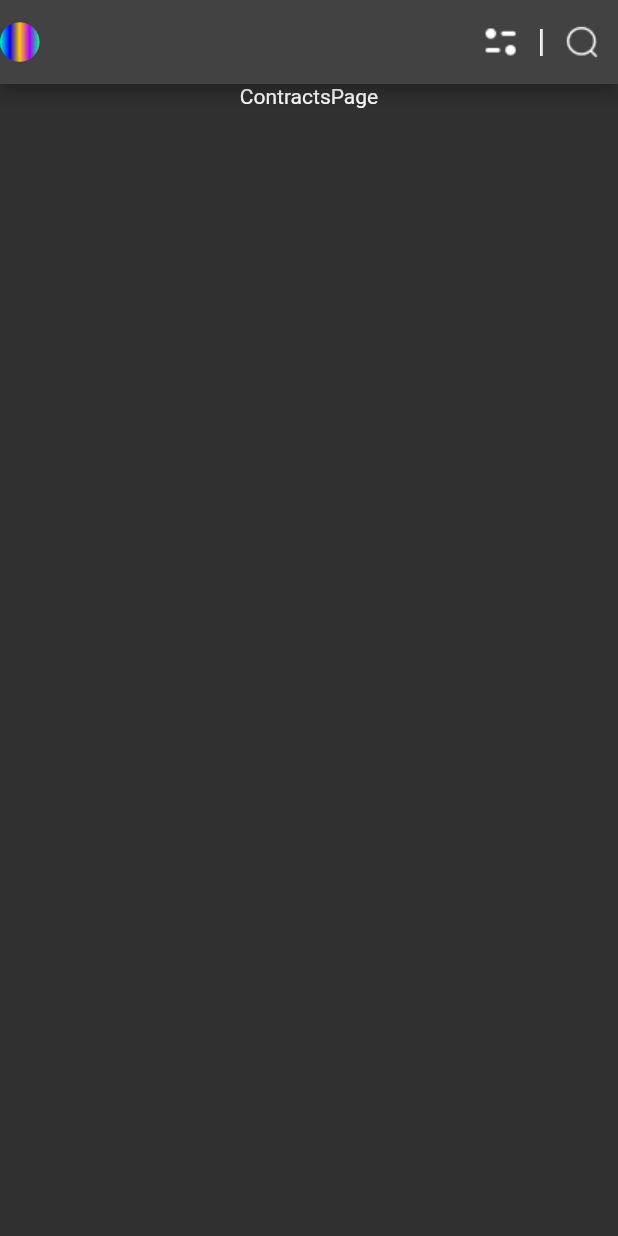
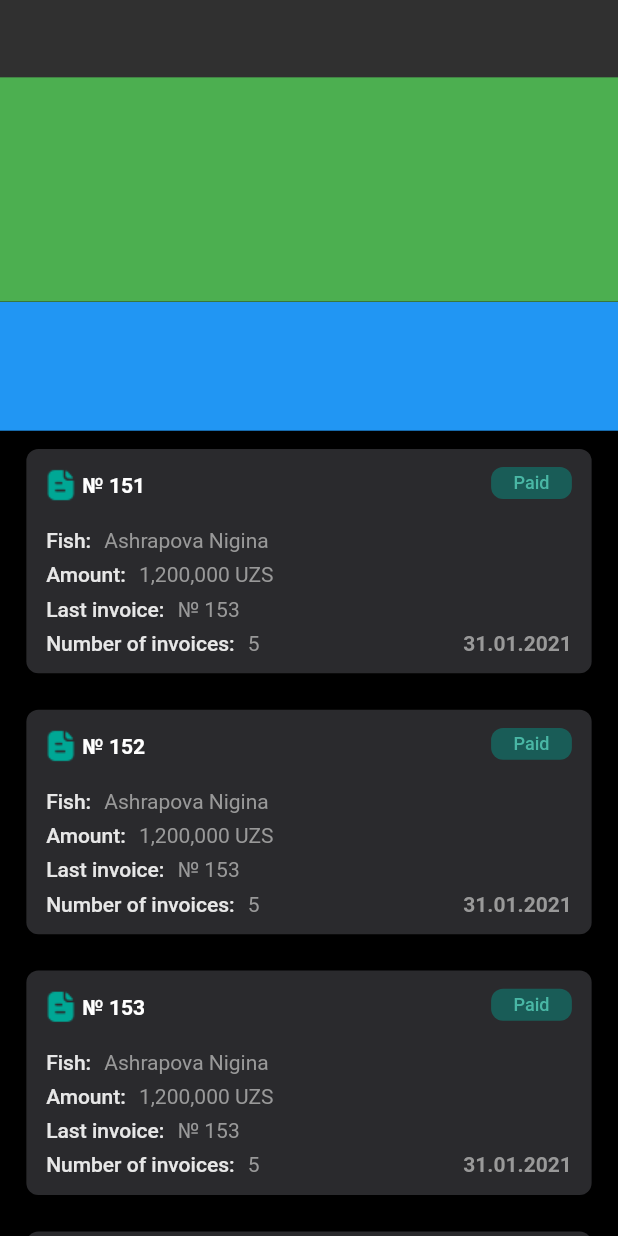
Before and after one commit to Yusuf-bek/IBilling, a Flutter app: the screen it shows after launch, on a phone screen of 412 x 824 dp. Run offline on Flutter 3.47's test engine with Material 2 defaults, Android fonts, the phone set to English and light mode, and no system bars.

Commit message:
added contranctContainerWidget and its textStyle class, added myColors class

```diff
--- /dev/null
+++ b/lib/core/constants/my_colors.dart
@@ -0,0 +1,9 @@
+import 'package:flutter/material.dart';
+
+class MyColors {
+  static const Color lightGreen = Color(0xFF00A795);
+  static const Color inProcess = Color(0xFFFDAB2A);
+  static const Color rejectedBy = Color(0xFFFF426D);
+  static const Color contractContainerDark = Color(0xFF2A2A2D);
+
+}
--- a/lib/core/constants/text_styles.dart
+++ b/lib/core/constants/text_styles.dart
@@ -17,3 +17,34 @@ class MainBottomNavigationPageTextStyles extends MyTextStyles {
     fontWeight: FontWeight.w700,
   );
 }
+
+class ContractContainerTextStyles extends MyTextStyles {
+  static const TextStyle index = TextStyle(
+    fontSize: 14,
+    fontWeight: FontWeight.w700,
+  );
+
+  static const TextStyle statusPaid = TextStyle(
+    color: Color(0xFF49B7A5),
+    fontSize: 12,
+    fontWeight: FontWeight.w500,
+  );
+
+  static const TextStyle date = TextStyle(
+    color: Color(0xFF999999),
+    fontSize: 14,
+    fontWeight: FontWeight.w700,
+  );
+
+  static const TextStyle infoKey = TextStyle(
+    color: Color(0xFFE7E7E7),
+    fontSize: 14,
+    fontWeight: FontWeight.w500,
+  );
+
+  static const TextStyle infoValue = TextStyle(
+    color: Color(0xFF999999),
+    fontSize: 14,
+    fontWeight: FontWeight.w400,
+  );
+}
--- /dev/null
+++ b/lib/core/widgets/contract_widget.dart
@@ -0,0 +1,132 @@
+import 'package:flutter/material.dart';
+import 'package:ibilling/core/components/size_config/size_config.dart';
+import 'package:ibilling/core/constants/my_colors.dart';
+import 'package:ibilling/core/constants/text_styles.dart';
+
+class ContractWidget extends StatelessWidget {
+  int index = 0;
+  String fish;
+  String amount;
+  int lastInvoice;
+  int numberOfInvoices;
+  ContractWidget({
+    Key? key,
+    required this.index,
+    required this.fish,
+    required this.amount,
+    required this.lastInvoice,
+    required this.numberOfInvoices,
+  }) : super(key: key);
+
+  @override
+  Widget build(BuildContext context) {
+    SizeConfig().init(context);
+    return Container(
+      margin: EdgeInsets.symmetric(
+        vertical: getHeight(12),
+        horizontal: getWidth(16),
+      ),
+      decoration: BoxDecoration(
+          borderRadius: BorderRadius.circular(8),
+          color: MyColors.contractContainerDark),
+      width: MediaQuery.of(context).size.width,
+      height: getHeight(148),
+      child: Stack(
+        children: [
+          // Index icon
+          Positioned(
+            top: getHeight(12),
+            left: getWidth(10),
+            child: Image.asset(
+              "assets/paper.png",
+              color: MyColors.lightGreen,
+            ),
+          ),
+
+          // Index
+          Positioned(
+            bottom: getHeight(116),
+            left: getWidth(34),
+            child: Text(
+              "№ 15${index}",
+              style: ContractContainerTextStyles.index,
+            ),
+          ),
+
+          // Status Container
+          Positioned(
+            right: getWidth(12),
+            top: getHeight(12),
+            child: Container(
+              width: getWidth(49),
+              height: getHeight(21),
+              decoration: BoxDecoration(
+                color: MyColors.lightGreen.withOpacity(0.4),
+                borderRadius: BorderRadius.circular(8),
+              ),
+              child: const Center(
+                child: Text(
+                  "Paid",
+                  style: ContractContainerTextStyles.statusPaid,
+                ),
+              ),
+            ),
+          ),
+
+          // Date
+          Positioned(
+            bottom: getHeight(12),
+            right: getWidth(12),
+            child: const Text(
+              "31.01.2021",
+              style: ContractContainerTextStyles.date,
+            ),
+          ),
+
+          // Information
+          Positioned(
+            top: getHeight(44),
+            left: getWidth(12),
+            child: SizedBox(
+              width: getWidth(170),
+              height: getHeight(92),
+              child: Column(
+                mainAxisAlignment: MainAxisAlignment.spaceBetween,
+                children: [
+                  SizedBox(
+                    height: getHeight(2),
+                  ),
+                  generateInfoRow(key: "Fish:", value: fish),
+                  generateInfoRow(key: "Amount:", value: amount),
+                  generateInfoRow(key: "Last invoice:", value: "№ $lastInvoice",),
+                  generateInfoRow(key: "Number of invoices:", value: numberOfInvoices.toString()),
+                ],
+              ),
+            ),
+          ),
+        ],
+      ),
+    );
+  }
+
+  Row generateInfoRow({
+    required String key,
+    required String value,
+  }) {
+    return Row(
+      children: [
+        Text(
+          key,
+          style: ContractContainerTextStyles.infoKey,
+        ),
+        SizedBox(
+          width: getWidth(8),
+        ),
+        Text(
+          value,
+          style: ContractContainerTextStyles.infoValue,
+        ),
+      ],
+    );
+  }
+}
--- /dev/null
+++ b/lib/core/widgets/contracts_appbar.dart
@@ -0,0 +1,7 @@
+import 'package:flutter/material.dart';
+
+class MyAppbar{
+  static getIt( ){
+    return SizedBox();
+  }
+}
--- a/lib/src/screens/contracts/contracts_page.dart
+++ b/lib/src/screens/contracts/contracts_page.dart
@@ -1,7 +1,6 @@
-import 'dart:math';
-
 import 'package:flutter/material.dart';
 import 'package:ibilling/core/components/size_config/size_config.dart';
+import 'package:ibilling/core/widgets/contract_widget.dart';
 
 class ContractsPage extends StatelessWidget {
   const ContractsPage({Key? key}) : super(key: key);
@@ -10,58 +9,91 @@ class ContractsPage extends StatelessWidget {
   Widget build(BuildContext context) {
     SizeConfig().init(context);
     return Scaffold(
-      appBar: AppBar(
-        automaticallyImplyLeading: false,
-        leading: SizedBox(
-          width: getWidth(116),
-          height: getHeight(24),
-          child: Row(children: [
-            Container(
-              width: getWidth(24),
-              height: getWidth(24),
-              decoration: BoxDecoration(
-                shape: BoxShape.circle,
-                gradient: LinearGradient(
-                  colors: [
-                    Color(0xFF00FFC2),
-                    Color(0xFF0500FF),
-                    Color(0xFFFFC700),
-                    Color(0xFFAD00FF),
-                    Color(0xFF00FF94),
-                  ],
-                ),
-              ),
-            ),
+      body: SafeArea(
+        child: Column(children: [
+          // Appbar
+          Container(
+            width: MediaQuery.of(context).size.width,
+            height: getHeight(51),
+            // child: Row(
+            //   mainAxisAlignment: MainAxisAlignment.spaceBetween,
+            //   children: [
+            //     SizedBox(
+            //       width: getWidth(116),
+            //       height: getHeight(24),
+            //       child: Row(children: [
+            //         Container(
+            //           width: getWidth(24),
+            //           height: getWidth(24),
+            //           decoration: BoxDecoration(
+            //             shape: BoxShape.circle,
+            //             gradient: LinearGradient(
+            //               colors: [
+            //                 Color(0xFF00FFC2),
+            //                 Color(0xFF0500FF),
+            //                 Color(0xFFFFC700),
+            //                 Color(0xFFAD00FF),
+            //                 Color(0xFF00FF94),
+            //               ],
+            //             ),
+            //           ),
+            //         ),
+            //       ]),
+            //     ),
+            //     SizedBox(
+            //       width: getWidth(80),
+            //       height: getHeight(20),
+            //       child: Row(
+            //           mainAxisAlignment: MainAxisAlignment.spaceBetween,
+            //           children: [
+            //             IconButton(
+            //               onPressed: () {},
+            //               icon: Image.asset(
+            //                 "assets/app_bar_icons/filter.png",
+            //                 color: Colors.white,
+            //               ),
+            //             ),
+            //             Image.asset("assets/app_bar_icons/line.png"),
+            //             IconButton(
+            //               onPressed: () {},
+            //               icon: Image.asset(
+            //                 "assets/app_bar_icons/search.png",
+            //                 color: Colors.white,
+            //               ),
+            //             ),
+            //           ]),
+            //     ),
+            //   ],
+            // ),
+          ),
+          // Calendar
+          Container(
+            width: MediaQuery.of(context).size.width,
+            height: getHeight(148),
+            color: Colors.green,
+          ),
 
-          ]),
-        ),
-        actions: [
-          IconButton(
-            onPressed: () {},
-            icon: Image.asset(
-              "assets/app_bar_icons/filter.png",
-              color: Colors.white,
+          Expanded(
+            child: Container(
+              width: MediaQuery.of(context).size.width,
+              color: Colors.black,
+              child: ListView.builder(
+                  itemCount: 5,
+                  itemBuilder: (context, index) {
+                    if (index == 0) {
+                      return Container(
+                        color: Colors.blue,
+                        height: getHeight(85),
+                        width: MediaQuery.of(context).size.width,
+                      );
+                    }
+
+                    return ContractWidget(index: index, fish: "Ashrapova Nigina" ,amount:  "1,200,000 UZS",lastInvoice: 153, numberOfInvoices: 5,);
+                  }),
             ),
           ),
-          Image.asset("assets/app_bar_icons/line.png"),
-          IconButton(
-            onPressed: () {},
-            icon: Image.asset(
-              "assets/app_bar_icons/search.png",
-              color: Colors.white,
-            ),
-          ),
-        ],
-      ),
-      body: SafeArea(
-        child: Column(children: [
-          Center(
-            child: Text("ContractsPage"),
-          )
         ]),
       ),
     );
   }
-
-
 }
--- a/pubspec.yaml
+++ b/pubspec.yaml
@@ -61,6 +61,7 @@ flutter:
   assets:
     - assets/bottom_bar_icons/
     - assets/app_bar_icons/
+    - assets/
   #   - images/a_dot_ham.jpeg
 
   # An image asset can refer to one or more resolution-specific "variants", see
```
Also changed, not shown: assets/paper.png (added).
